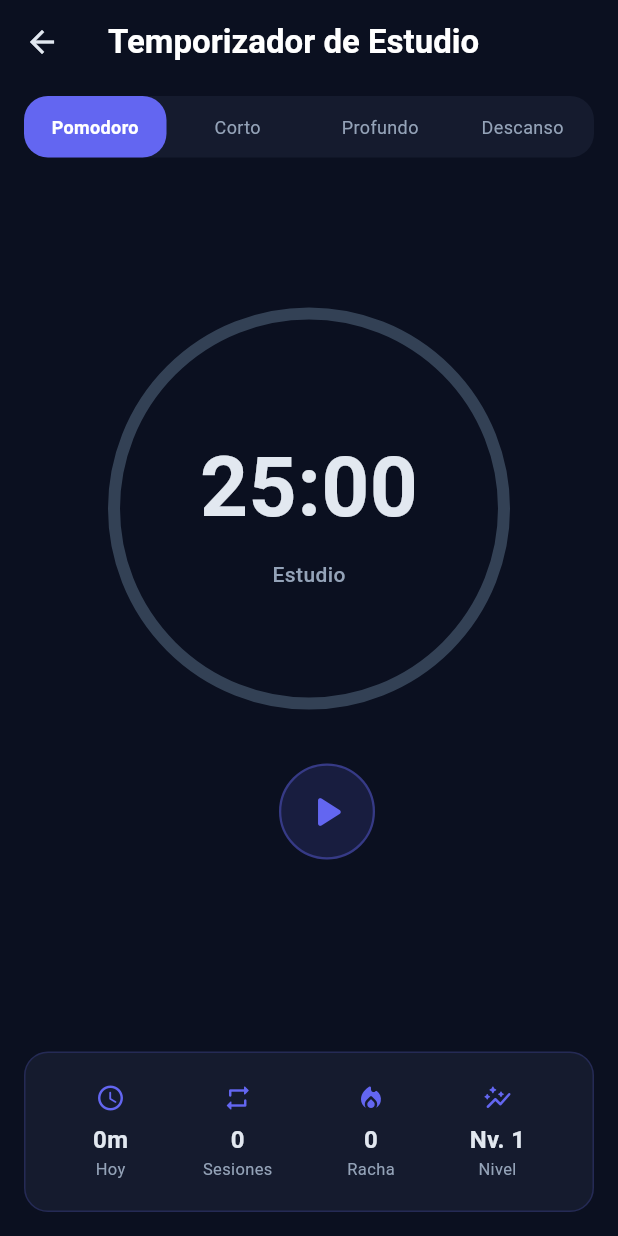
After one commit to leloms472-source/Leloms_app, a Flutter app: the StudyTimerPage screen opened directly, on a phone screen of 412 x 824 dp. The commit adds this screen. Run offline on Flutter 3.47's test engine with Material 3 defaults, Android fonts, the phone set to English and light mode, and no system bars; our stand-ins replace cloud_firestore, firebase_auth, firebase_core, firebase_messaging, flutter_local_notifications, google_sign_in; accounts and stored records are empty.

Commit message:
feat: add Study Timer screen with Pomodoro modes, stats, and XP rewards

```diff
--- a/lib/features/home/home_page.dart
+++ b/lib/features/home/home_page.dart
@@ -10,6 +10,7 @@ import '../wellness/wellness_page.dart';
 import '../calendar/calendar_page.dart';
 import '../profile/profile_page.dart';
 import '../sanctuary/sanctuary_page.dart';
+import '../study/study_timer_page.dart';
 
 class HomePage extends StatefulWidget {
   const HomePage({super.key});
@@ -135,6 +136,7 @@ class _HomePageState extends State<HomePage> {
               ],
             ),
           ),
+          _buildDrawerItem(Icons.timer_rounded, 'Temporizador', () => Navigator.push(context, MaterialPageRoute(builder: (_) => const StudyTimerPage()))),
           _buildDrawerItem(Icons.pets_rounded, 'Santuario', () => Navigator.push(context, MaterialPageRoute(builder: (_) => const SanctuaryPage()))),
           _buildDrawerItem(Icons.school_rounded, 'Biblioteca', () => Navigator.push(context, MaterialPageRoute(builder: (_) => const LibraryPage()))),
           _buildDrawerItem(Icons.self_improvement_rounded, 'Bienestar', () => Navigator.push(context, MaterialPageRoute(builder: (_) => const WellnessPage()))),
@@ -281,6 +283,14 @@ class _HomePageState extends State<HomePage> {
           subtitle: 'Ranking y resúmenes',
           gradient: const [AppColors.secondary, AppColors.secondaryLight],
           onTap: () => Navigator.push(context, MaterialPageRoute(builder: (_) => const CommunityPage())),
+        ),
+        const SizedBox(height: 12),
+        _buildBigActionCard(
+          icon: Icons.timer_rounded,
+          title: 'Temporizador',
+          subtitle: 'Pomodoro y sesiones',
+          gradient: const [AppColors.success, AppColors.lime],
+          onTap: () => Navigator.push(context, MaterialPageRoute(builder: (_) => const StudyTimerPage())),
         ),
       ],
     );
--- /dev/null
+++ b/lib/features/study/study_timer_page.dart
@@ -0,0 +1,423 @@
+import 'dart:async';
+import 'package:flutter/material.dart';
+import 'package:flutter/services.dart';
+import 'package:provider/provider.dart';
+import '../../core/theme/app_colors.dart';
+import '../../providers/user_provider.dart';
+import '../../providers/study_provider.dart';
+
+class StudyTimerPage extends StatefulWidget {
+  const StudyTimerPage({super.key});
+
+  @override
+  State<StudyTimerPage> createState() => _StudyTimerPageState();
+}
+
+class _StudyTimerPageState extends State<StudyTimerPage>
+    with TickerProviderStateMixin {
+  late AnimationController _animController;
+  Timer? _timer;
+  int _totalSeconds = 25 * 60;
+  int _remainingSeconds = 25 * 60;
+  bool _isRunning = false;
+  bool _isBreak = false;
+  int _sessionCount = 0;
+  String _selectedMode = 'Pomodoro';
+  late AnimationController _pulseController;
+
+  final Map<String, int> _modes = {
+    'Pomodoro': 25 * 60,
+    'Corto': 15 * 60,
+    'Profundo': 50 * 60,
+    'Descanso': 5 * 60,
+  };
+
+  @override
+  void initState() {
+    super.initState();
+    _animController = AnimationController(
+      vsync: this,
+      duration: const Duration(seconds: 1),
+    )..repeat(reverse: true);
+    _pulseController = AnimationController(
+      vsync: this,
+      duration: const Duration(milliseconds: 1500),
+    )..repeat(reverse: true);
+    SystemChrome.setEnabledSystemUIMode(SystemUiMode.edgeToEdge);
+  }
+
+  @override
+  void dispose() {
+    _timer?.cancel();
+    _animController.dispose();
+    _pulseController.dispose();
+    SystemChrome.setEnabledSystemUIMode(SystemUiMode.edgeToEdge);
+    super.dispose();
+  }
+
+  void _startTimer() {
+    if (_remainingSeconds <= 0) return;
+    setState(() => _isRunning = true);
+    _pulseController.forward();
+    _timer = Timer.periodic(const Duration(seconds: 1), (_) {
+      if (_remainingSeconds <= 1) {
+        _completeTimer();
+        return;
+      }
+      setState(() => _remainingSeconds--);
+    });
+  }
+
+  void _pauseTimer() {
+    _timer?.cancel();
+    _pulseController.stop();
+    setState(() => _isRunning = false);
+  }
+
+  void _resetTimer() {
+    _timer?.cancel();
+    _pulseController.reset();
+    setState(() {
+      _isRunning = false;
+      _remainingSeconds = _totalSeconds;
+      _isBreak = false;
+    });
+  }
+
+  void _completeTimer() {
+    _timer?.cancel();
+    _pulseController.reset();
+    HapticFeedback.heavyImpact();
+
+    final minutes = _totalSeconds ~/ 60;
+
+    if (!_isBreak) {
+      _sessionCount++;
+      context.read<UserProvider>().addXp(25);
+      context.read<StudyProvider>().completeSession(minutes);
+
+      setState(() {
+        _isBreak = true;
+        _totalSeconds = 5 * 60;
+        _remainingSeconds = 5 * 60;
+        _isRunning = false;
+      });
+
+      _showCompletionDialog('¡Sesión completada!', 'Ganaste 25 XP');
+    } else {
+      setState(() {
+        _isBreak = false;
+        _totalSeconds = _modes[_selectedMode] ?? 25 * 60;
+        _remainingSeconds = _totalSeconds;
+        _isRunning = false;
+      });
+    }
+  }
+
+  void _showCompletionDialog(String title, String subtitle) {
+    showDialog(
+      context: context,
+      builder: (ctx) => AlertDialog(
+        backgroundColor: AppColors.darkCard,
+        content: Column(
+          mainAxisSize: MainAxisSize.min,
+          children: [
+            Container(
+              width: 80,
+              height: 80,
+              decoration: BoxDecoration(
+                shape: BoxShape.circle,
+                gradient: const LinearGradient(
+                  colors: [AppColors.success, AppColors.primary],
+                ),
+              ),
+              child: const Icon(Icons.check_rounded, size: 40, color: Colors.white),
+            ),
+            const SizedBox(height: 20),
+            Text(title, style: const TextStyle(
+              fontSize: 22, fontWeight: FontWeight.bold, color: AppColors.lightText,
+            )),
+            const SizedBox(height: 8),
+            Text(subtitle, style: const TextStyle(
+              color: AppColors.secondaryText, fontSize: 14,
+            )),
+            const SizedBox(height: 8),
+            Text(
+              'Sesión $_sessionCount hoy',
+              style: const TextStyle(
+                color: AppColors.primary, fontSize: 12, fontWeight: FontWeight.w600,
+              ),
+            ),
+          ],
+        ),
+        actions: [
+          TextButton(
+            onPressed: () {
+              Navigator.pop(ctx);
+              _startTimer();
+            },
+            child: const Text('Siguiente', style: TextStyle(color: AppColors.primary)),
+          ),
+        ],
+      ),
+    );
+  }
+
+  void _selectMode(String mode) {
+    if (_isRunning) _pauseTimer();
+    setState(() {
+      _selectedMode = mode;
+      _totalSeconds = _modes[mode]!;
+      _remainingSeconds = _modes[mode]!;
+      _isBreak = false;
+    });
+  }
+
+  String _formatTime(int seconds) {
+    final m = (seconds ~/ 60).toString().padLeft(2, '0');
+    final s = (seconds % 60).toString().padLeft(2, '0');
+    return '$m:$s';
+  }
+
+  double get _progress => 1 - (_remainingSeconds / _totalSeconds);
+
+  @override
+  Widget build(BuildContext context) {
+    final studyProvider = context.watch<StudyProvider>();
+    final userProvider = context.watch<UserProvider>();
+
+    return Scaffold(
+      backgroundColor: AppColors.dark,
+      appBar: AppBar(
+        title: const Text('Temporizador de Estudio'),
+        backgroundColor: Colors.transparent,
+        elevation: 0,
+      ),
+      body: SafeArea(
+        child: Column(
+          children: [
+            _buildModeSelector(),
+            Expanded(child: _buildTimerSection()),
+            _buildStatsSection(studyProvider, userProvider),
+          ],
+        ),
+      ),
+    );
+  }
+
+  Widget _buildModeSelector() {
+    return Container(
+      margin: const EdgeInsets.symmetric(horizontal: 16, vertical: 8),
+      decoration: BoxDecoration(
+        color: AppColors.darkCard,
+        borderRadius: BorderRadius.circular(16),
+      ),
+      child: Row(
+        children: _modes.keys.map((mode) {
+          final isSelected = _selectedMode == mode;
+          return Expanded(
+            child: GestureDetector(
+              onTap: () => _selectMode(mode),
+              child: Container(
+                padding: const EdgeInsets.symmetric(vertical: 12),
+                decoration: BoxDecoration(
+                  color: isSelected ? AppColors.primary : Colors.transparent,
+                  borderRadius: BorderRadius.circular(16),
+                ),
+                child: Text(
+                  mode,
+                  textAlign: TextAlign.center,
+                  style: TextStyle(
+                    color: isSelected ? Colors.white : AppColors.secondaryText,
+                    fontSize: 12,
+                    fontWeight: isSelected ? FontWeight.bold : FontWeight.normal,
+                  ),
+                ),
+              ),
+            ),
+          );
+        }).toList(),
+      ),
+    );
+  }
+
+  Widget _buildTimerSection() {
+    final isActive = _isRunning || _remainingSeconds < _totalSeconds;
+
+    return Center(
+      child: Column(
+        mainAxisAlignment: MainAxisAlignment.center,
+        children: [
+          AnimatedBuilder(
+            animation: _pulseController,
+            builder: (context, child) {
+              final scale = _isRunning
+                  ? 1.0 + (_pulseController.value * 0.02)
+                  : 1.0;
+              return Transform.scale(
+                scale: scale,
+                child: SizedBox(
+                  width: 260,
+                  height: 260,
+                  child: Stack(
+                    alignment: Alignment.center,
+                    children: [
+                      SizedBox(
+                        width: 260,
+                        height: 260,
+                        child: CircularProgressIndicator(
+                          value: _progress,
+                          strokeWidth: 8,
+                          backgroundColor: AppColors.border,
+                          valueColor: AlwaysStoppedAnimation<Color>(
+                            _isBreak ? AppColors.success : AppColors.primary,
+                          ),
+                        ),
+                      ),
+                      Column(
+                        mainAxisAlignment: MainAxisAlignment.center,
+                        children: [
+                          Text(
+                            _formatTime(_remainingSeconds),
+                            style: TextStyle(
+                              fontSize: 56,
+                              fontWeight: FontWeight.bold,
+                              color: _isBreak ? AppColors.success : AppColors.lightText,
+                              fontFeatures: const [FontFeature.tabularFigures()],
+                            ),
+                          ),
+                          const SizedBox(height: 8),
+                          Text(
+                            _isBreak ? 'Descanso' : 'Estudio',
+                            style: TextStyle(
+                              color: _isBreak
+                                  ? AppColors.success
+                                  : AppColors.secondaryText,
+                              fontSize: 14,
+                              fontWeight: FontWeight.w500,
+                            ),
+                          ),
+                        ],
+                      ),
+                    ],
+                  ),
+                ),
+              );
+            },
+          ),
+          const SizedBox(height: 40),
+          Row(
+            mainAxisAlignment: MainAxisAlignment.center,
+            children: [
+              if (isActive)
+                _buildControlButton(
+                  icon: Icons.refresh_rounded,
+                  color: AppColors.secondaryText,
+                  onTap: _resetTimer,
+                ),
+              const SizedBox(width: 24),
+              _buildControlButton(
+                icon: _isRunning ? Icons.pause_rounded : Icons.play_arrow_rounded,
+                color: _isBreak ? AppColors.success : AppColors.primary,
+                size: 64,
+                iconSize: 36,
+                onTap: _isRunning ? _pauseTimer : _startTimer,
+              ),
+              if (isActive) ...[
+                const SizedBox(width: 24),
+                _buildControlButton(
+                  icon: Icons.skip_next_rounded,
+                  color: AppColors.secondaryText,
+                  onTap: _completeTimer,
+                ),
+              ],
+            ],
+          ),
+          const SizedBox(height: 16),
+          if (_sessionCount > 0)
+            Container(
+              padding: const EdgeInsets.symmetric(horizontal: 16, vertical: 8),
+              decoration: BoxDecoration(
+                color: AppColors.darkCard,
+                borderRadius: BorderRadius.circular(20),
+              ),
+              child: Text(
+                '$_sessionCount sesiones completadas',
+                style: const TextStyle(
+                  color: AppColors.secondaryText,
+                  fontSize: 13,
+                ),
+              ),
+            ),
+        ],
+      ),
+    );
+  }
+
+  Widget _buildControlButton({
+    required IconData icon,
+    required Color color,
+    required VoidCallback onTap,
+    double size = 56,
+    double iconSize = 28,
+  }) {
+    return GestureDetector(
+      onTap: onTap,
+      child: Container(
+        width: size,
+        height: size,
+        decoration: BoxDecoration(
+          shape: BoxShape.circle,
+          color: color.withValues(alpha: 0.15),
+          border: Border.all(color: color.withValues(alpha: 0.4), width: 1.5),
+        ),
+        child: Icon(icon, color: color, size: iconSize),
+      ),
+    );
+  }
+
+  Widget _buildStatsSection(StudyProvider study, UserProvider user) {
+    return Container(
+      margin: const EdgeInsets.all(16),
+      padding: const EdgeInsets.all(20),
+      decoration: BoxDecoration(
+        color: AppColors.darkCard,
+        borderRadius: BorderRadius.circular(16),
+        border: Border.all(color: AppColors.primary.withValues(alpha: 0.2)),
+      ),
+      child: Row(
+        mainAxisAlignment: MainAxisAlignment.spaceAround,
+        children: [
+          _buildStatItem(Icons.access_time_rounded, '${study.totalMinutesToday}m', 'Hoy'),
+          _buildStatItem(Icons.repeat_rounded, '${study.sessionsToday}', 'Sesiones'),
+          _buildStatItem(Icons.local_fire_department_rounded, '${study.currentStreakDays}', 'Racha'),
+          _buildStatItem(Icons.auto_graph_rounded, 'Nv. ${user.level}', 'Nivel'),
+        ],
+      ),
+    );
+  }
+
+  Widget _buildStatItem(IconData icon, String value, String label) {
+    return Column(
+      children: [
+        Icon(icon, color: AppColors.primary, size: 20),
+        const SizedBox(height: 6),
+        Text(
+          value,
+          style: const TextStyle(
+            color: AppColors.lightText,
+            fontSize: 16,
+            fontWeight: FontWeight.bold,
+          ),
+        ),
+        Text(
+          label,
+          style: const TextStyle(
+            color: AppColors.secondaryText,
+            fontSize: 11,
+          ),
+        ),
+      ],
+    );
+  }
+}
--- a/lib/main.dart
+++ b/lib/main.dart
@@ -7,6 +7,7 @@ import 'core/theme/app_typography.dart';
 import 'features/auth/splash_page.dart';
 import 'providers/user_provider.dart';
 import 'providers/sanctuary_provider.dart';
+import 'providers/study_provider.dart';
 import 'services/notification_service.dart';
 
 void main() async {
@@ -34,6 +35,7 @@ class LelomsApp extends StatelessWidget {
       providers: [
         ChangeNotifierProvider(create: (_) => UserProvider()),
         ChangeNotifierProvider(create: (_) => SanctuaryProvider()),
+        ChangeNotifierProvider(create: (_) => StudyProvider()),
       ],
       child: MaterialApp(
         title: 'LELOMS',
--- a/lib/providers/study_provider.dart
+++ b/lib/providers/study_provider.dart
@@ -6,7 +6,7 @@ class StudyProvider extends ChangeNotifier {
   int _allTimeSessions = 0;
   int _allTimeMinutes = 0;
   int _currentStreakDays = 0;
-  List<DateTime> _studyLog = [];
+  final List<DateTime> _studyLog = [];
 
   int get sessionsToday => _sessionsToday;
   int get totalMinutesToday => _totalMinutesToday;
```
